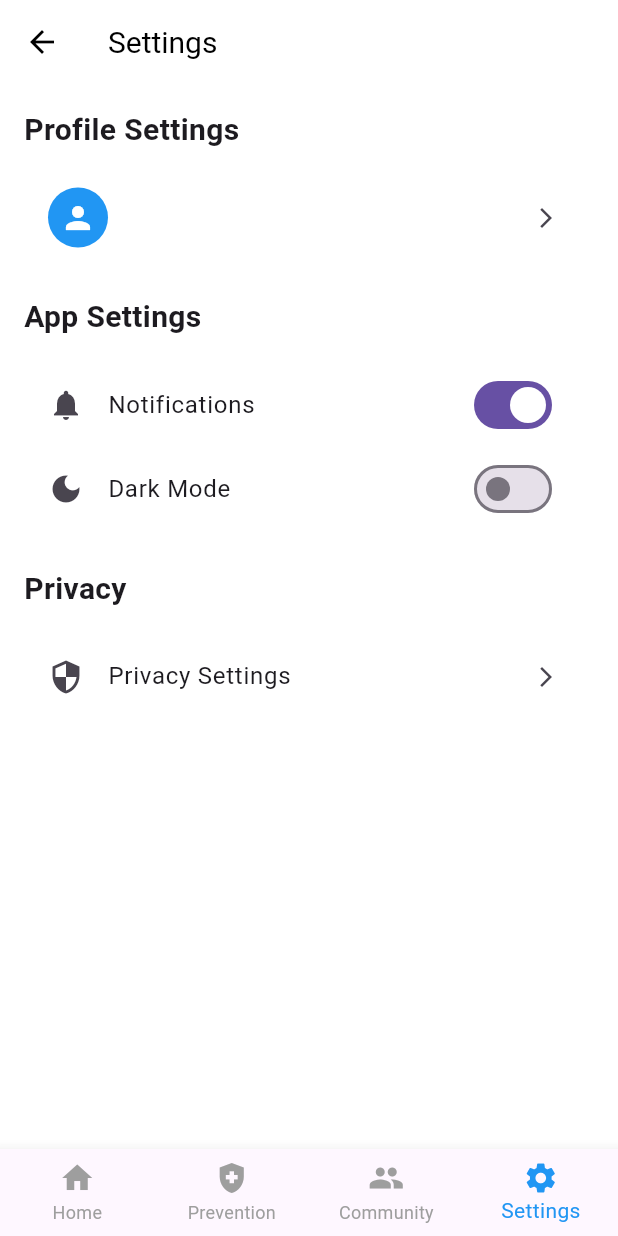
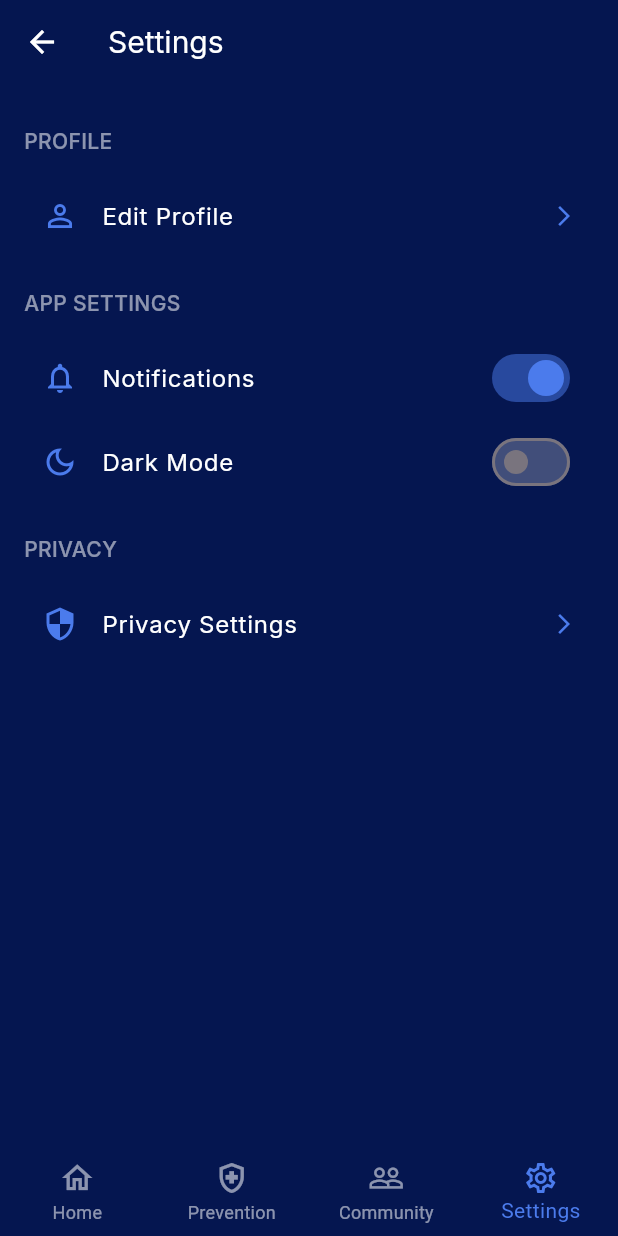
Before and after one commit to Alwin-Sajan/Hagana-HACK-A-ADDICT, a Flutter app: the HaganaSettings screen opened directly, on a phone screen of 412 x 824 dp. Run offline on Flutter 3.47's test engine with Material 3 defaults, Android fonts, the phone set to English and light mode, and no system bars; our stand-ins replace flutter_secure_storage, google_fonts; accounts and stored records are empty.

Commit message:
profile and settings bg color updated

```diff
--- a/hagana/lib/pages/HaganaProfilePage.dart
+++ b/hagana/lib/pages/HaganaProfilePage.dart
@@ -14,7 +14,7 @@ class HaganaProfilePage extends StatelessWidget {
         style: GoogleFonts.inter(
           fontSize: 18.0,
           fontWeight: FontWeight.bold,
-          color: Colors.black87,
+          color: Colors.white,
         ),
       ),
     );
@@ -29,7 +29,7 @@ class HaganaProfilePage extends StatelessWidget {
         decoration: InputDecoration(
           labelText: label + (isOptional ? " (Optional)" : ""),
           labelStyle: GoogleFonts.inter(
-            color: Colors.grey[600],
+            color: Colors.white,
           ),
           border: OutlineInputBorder(
             borderRadius: BorderRadius.circular(8),
@@ -44,7 +44,7 @@ class HaganaProfilePage extends StatelessWidget {
   @override
   Widget build(BuildContext context) {
     return Scaffold(
-      backgroundColor: Colors.white,
+      backgroundColor: const Color(0xFF051650),
       appBar: AppBar(
         backgroundColor: Colors.white,
         elevation: 0,
@@ -120,6 +120,7 @@ class HaganaProfilePage extends StatelessWidget {
               DropdownButtonFormField<String>(
                 decoration: InputDecoration(
                   labelText: "Gender",
+                  labelStyle: TextStyle(color: Colors.white),
                   border: OutlineInputBorder(
                     borderRadius: BorderRadius.circular(8),
                   ),
--- a/hagana/lib/pages/HaganaSettings.dart
+++ b/hagana/lib/pages/HaganaSettings.dart
@@ -1,5 +1,5 @@
 import 'package:flutter/material.dart';
-import '../init_setup.dart';
+import 'package:google_fonts/google_fonts.dart';
 import 'HaganaHomeScreen.dart';
 import 'Preventionpage.dart';
 import 'CommunityPage.dart';
@@ -12,58 +12,38 @@ class HaganaSettings extends StatefulWidget {
   State<HaganaSettings> createState() => _HaganaSettingsState();
 }
 
-
-
 class _HaganaSettingsState extends State<HaganaSettings> {
-  String name = 'Edit Profile';
-  @override
-  void initState() {
-    // TODO: implement initStat
-    super.initState();
-    getName();
-  }
-
-  Future getName() async {
-    var data = SecureStorage();
-
-    name= (await data.getUserName())!;
-    setState(() {});
-  }
+  bool _notificationsEnabled = true;
+  bool _darkModeEnabled = false;
 
   @override
   Widget build(BuildContext context) {
     return Scaffold(
-      backgroundColor: Colors.white,
+      backgroundColor: const Color(0xFF051650),
       appBar: AppBar(
-        backgroundColor: Colors.white,
+        backgroundColor: const Color(0xFF051650),
         elevation: 0,
-        title: const Text(
+        title: Text(
           "Settings",
-          style: TextStyle(color: Colors.black, fontSize: 20),
+          style: GoogleFonts.inter(
+            fontSize: 20,
+            fontWeight: FontWeight.w400,
+            color: Colors.white,
+          ),
         ),
         leading: IconButton(
-          icon: const Icon(Icons.arrow_back, color: Colors.black),
+          icon: const Icon(Icons.arrow_back, color: Colors.white),
           onPressed: () => Navigator.pop(context),
         ),
       ),
-      body: SingleChildScrollView(
-        padding: const EdgeInsets.all(16),
-        child: Column(
-          crossAxisAlignment: CrossAxisAlignment.start,
-          children: [
-            // Profile Section
-            const Text(
-              "Profile Settings",
-              style: TextStyle(fontSize: 20, fontWeight: FontWeight.bold),
-            ),
-            const SizedBox(height: 16),
-            ListTile(
-              leading: const CircleAvatar(
-                backgroundColor: Colors.blue,
-                child: Icon(Icons.person, color: Colors.white),
-              ),
-              title: Text(name),
-              trailing: const Icon(Icons.arrow_forward_ios, size: 16),
+      body: ListView(
+        padding: const EdgeInsets.symmetric(horizontal: 16),
+        children: [
+          const SizedBox(height: 16),
+          _buildSection("PROFILE", [
+            _buildTile(
+              icon: Icons.person_outline,
+              title: "Edit Profile",
               onTap: () {
                 Navigator.push(
                   context,
@@ -72,51 +52,47 @@ class _HaganaSettingsState extends State<HaganaSettings> {
                 );
               },
             ),
-
-            const SizedBox(height: 24),
-
-            // App Settings Section
-            const Text(
-              "App Settings",
-              style: TextStyle(fontSize: 20, fontWeight: FontWeight.bold),
+          ]),
+          _buildSection("APP SETTINGS", [
+            _buildSwitchTile(
+              icon: Icons.notifications_outlined,
+              title: "Notifications",
+              value: _notificationsEnabled,
+              onChanged: (value) {
+                setState(() {
+                  _notificationsEnabled = value;
+                });
+              },
             ),
-            const SizedBox(height: 16),
-            ListTile(
-              leading: const Icon(Icons.notifications),
-              title: const Text("Notifications"),
-              trailing: Switch(
-                value: true,
-                onChanged: (value) {},
-              ),
+            _buildSwitchTile(
+              icon: Icons.dark_mode_outlined,
+              title: "Dark Mode",
+              value: _darkModeEnabled,
+              onChanged: (value) {
+                setState(() {
+                  _darkModeEnabled = value;
+                });
+              },
             ),
-            ListTile(
-              leading: const Icon(Icons.dark_mode),
-              title: const Text("Dark Mode"),
-              trailing: Switch(
-                value: false,
-                onChanged: (value) {},
-              ),
+          ]),
+          _buildSection("PRIVACY", [
+            _buildTile(
+              icon: Icons.security_outlined,
+              title: "Privacy Settings",
+              onTap: () {
+                // Add your logic here.
+              },
             ),
-
-            const SizedBox(height: 24),
-
-            // Privacy Section
-            const Text(
-              "Privacy",
-              style: TextStyle(fontSize: 20, fontWeight: FontWeight.bold),
-            ),
-            const SizedBox(height: 16),
-            ListTile(
-              leading: const Icon(Icons.security),
-              title: const Text("Privacy Settings"),
-              trailing: const Icon(Icons.arrow_forward_ios, size: 16),
-              onTap: () {},
-            ),
-          ],
-        ),
+          ]),
+        ],
       ),
       bottomNavigationBar: BottomNavigationBar(
+        backgroundColor: const Color(0xFF051650),
         currentIndex: 3,
+        elevation: 0,
+        selectedItemColor: const Color(0xFF4B7BEC),
+        unselectedItemColor: Colors.white54,
+        type: BottomNavigationBarType.fixed,
         onTap: (index) {
           switch (index) {
             case 0:
@@ -135,23 +111,92 @@ class _HaganaSettingsState extends State<HaganaSettings> {
             case 2:
               Navigator.pushReplacement(
                 context,
-                MaterialPageRoute(builder: (context) =>  CommunityPage()),
+                MaterialPageRoute(builder: (context) => CommunityPage()),
               );
               break;
           }
         },
-        type: BottomNavigationBarType.fixed,
-        selectedItemColor: Colors.blue,
-        unselectedItemColor: Colors.grey,
         items: const [
-          BottomNavigationBarItem(icon: Icon(Icons.home), label: "Home"),
           BottomNavigationBarItem(
-              icon: Icon(Icons.health_and_safety), label: "Prevention"),
-          BottomNavigationBarItem(icon: Icon(Icons.people), label: "Community"),
+              icon: Icon(Icons.home_outlined), label: "Home"),
           BottomNavigationBarItem(
-              icon: Icon(Icons.settings), label: "Settings"),
+              icon: Icon(Icons.health_and_safety_outlined),
+              label: "Prevention"),
+          BottomNavigationBarItem(
+              icon: Icon(Icons.people_outline), label: "Community"),
+          BottomNavigationBarItem(
+              icon: Icon(Icons.settings_outlined), label: "Settings"),
         ],
       ),
     );
   }
+
+  Widget _buildSection(String title, List<Widget> children) {
+    return Column(
+      crossAxisAlignment: CrossAxisAlignment.start,
+      children: [
+        Padding(
+          padding: const EdgeInsets.symmetric(vertical: 12),
+          child: Text(
+            title,
+            style: GoogleFonts.inter(
+              fontSize: 14,
+              fontWeight: FontWeight.w500,
+              color: Colors.white54,
+            ),
+          ),
+        ),
+        ...children,
+        const SizedBox(height: 8),
+      ],
+    );
+  }
+
+  Widget _buildTile({
+    required IconData icon,
+    required String title,
+    VoidCallback? onTap,
+  }) {
+    return ListTile(
+      contentPadding: const EdgeInsets.symmetric(horizontal: 12),
+      leading: Icon(icon, color: const Color(0xFF4B7BEC)),
+      title: Text(
+        title,
+        style: GoogleFonts.inter(
+          color: Colors.white,
+          fontSize: 16,
+          fontWeight: FontWeight.w400,
+        ),
+      ),
+      trailing: Icon(Icons.arrow_forward_ios,
+          size: 16, color: const Color(0xFF4B7BEC)),
+      onTap: onTap,
+    );
+  }
+
+  Widget _buildSwitchTile({
+    required IconData icon,
+    required String title,
+    required bool value,
+    required ValueChanged<bool> onChanged,
+  }) {
+    return ListTile(
+      contentPadding: const EdgeInsets.symmetric(horizontal: 12),
+      leading: Icon(icon, color: const Color(0xFF4B7BEC)),
+      title: Text(
+        title,
+        style: GoogleFonts.inter(
+          color: Colors.white,
+          fontSize: 16,
+          fontWeight: FontWeight.w400,
+        ),
+      ),
+      trailing: Switch(
+        value: value,
+        onChanged: onChanged,
+        activeColor: const Color(0xFF4B7BEC),
+        inactiveTrackColor: Colors.white24,
+      ),
+    );
+  }
 }
--- a/hagana/lib/pages/Welcomescren.dart
+++ b/hagana/lib/pages/Welcomescren.dart
@@ -1,5 +1,7 @@
 import 'package:flutter/material.dart';
 import 'package:google_fonts/google_fonts.dart';
+import 'package:hagana/pages/HaganaProfilePage.dart';
+import 'package:hagana/pages/HaganaSettings.dart';
 // import 'package:hagana/pages/CommunityPage.dart';
 import 'package:hagana/pages/HomePage.dart';
 // import 'package:hagana/pages/Homepage.dart';
@@ -21,7 +23,7 @@ class _WelcomescreenState extends State<Welcomescreen> {
     Future.delayed(const Duration(seconds: 2), () {
       Navigator.pushReplacement(
         context,
-        MaterialPageRoute(builder: (context) =>  HomeScreen()),
+        MaterialPageRoute(builder: (context) => HaganaProfilePage()),
       );
     });
   }
```
